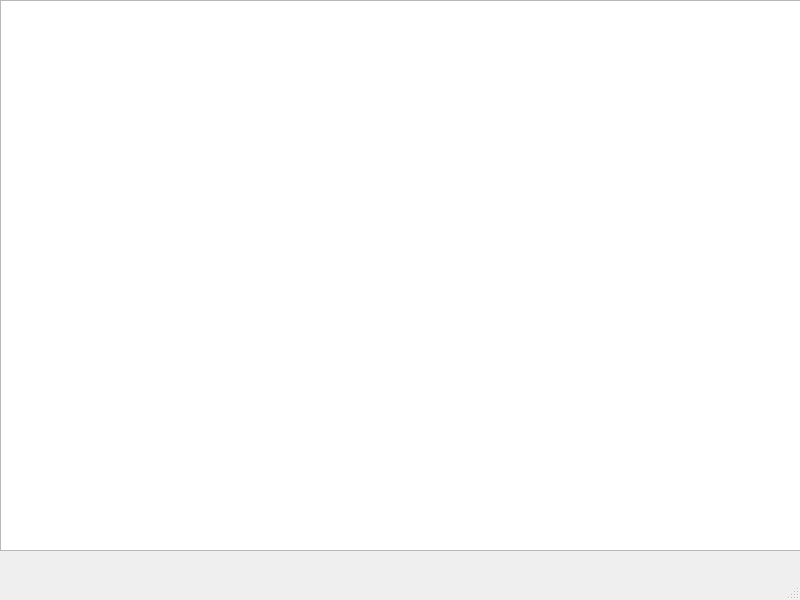
Before: the Qt Designer form FigureListShow/figureshow.ui in momooshi/GeometryAssistance, drawn with Qt 5.
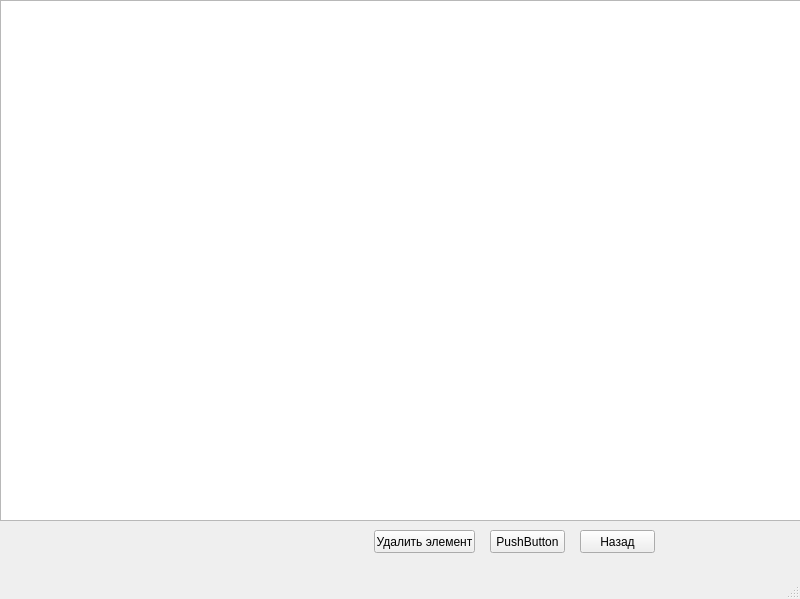
After: the same form once the commit is applied.

Patch:
```diff
--- a/FigureListShow/figureshow.ui
+++ b/FigureListShow/figureshow.ui
@@ -7,30 +7,20 @@
     <x>0</x>
     <y>0</y>
     <width>800</width>
-    <height>600</height>
+    <height>599</height>
    </rect>
   </property>
   <property name="windowTitle">
    <string>MainWindow</string>
   </property>
   <widget class="QWidget" name="centralwidget">
-   <widget class="QTableWidget" name="tableWidget">
-    <property name="geometry">
-     <rect>
-      <x>0</x>
-      <y>0</y>
-      <width>801</width>
-      <height>551</height>
-     </rect>
-    </property>
-   </widget>
    <widget class="QListWidget" name="listWidget">
     <property name="geometry">
      <rect>
       <x>0</x>
       <y>0</y>
       <width>801</width>
-      <height>551</height>
+      <height>521</height>
      </rect>
     </property>
     <property name="maximumSize">
@@ -40,6 +30,45 @@
      </size>
     </property>
    </widget>
+   <widget class="QPushButton" name="pushButton">
+    <property name="geometry">
+     <rect>
+      <x>490</x>
+      <y>530</y>
+      <width>75</width>
+      <height>23</height>
+     </rect>
+    </property>
+    <property name="text">
+     <string>PushButton</string>
+    </property>
+   </widget>
+   <widget class="QPushButton" name="pushButton_2">
+    <property name="geometry">
+     <rect>
+      <x>580</x>
+      <y>530</y>
+      <width>75</width>
+      <height>23</height>
+     </rect>
+    </property>
+    <property name="text">
+     <string>Назад</string>
+    </property>
+   </widget>
+   <widget class="QPushButton" name="pushButton_3">
+    <property name="geometry">
+     <rect>
+      <x>374</x>
+      <y>530</y>
+      <width>101</width>
+      <height>23</height>
+     </rect>
+    </property>
+    <property name="text">
+     <string>Удалить элемент</string>
+    </property>
+   </widget>
   </widget>
   <widget class="QMenuBar" name="menubar">
    <property name="geometry">
```
